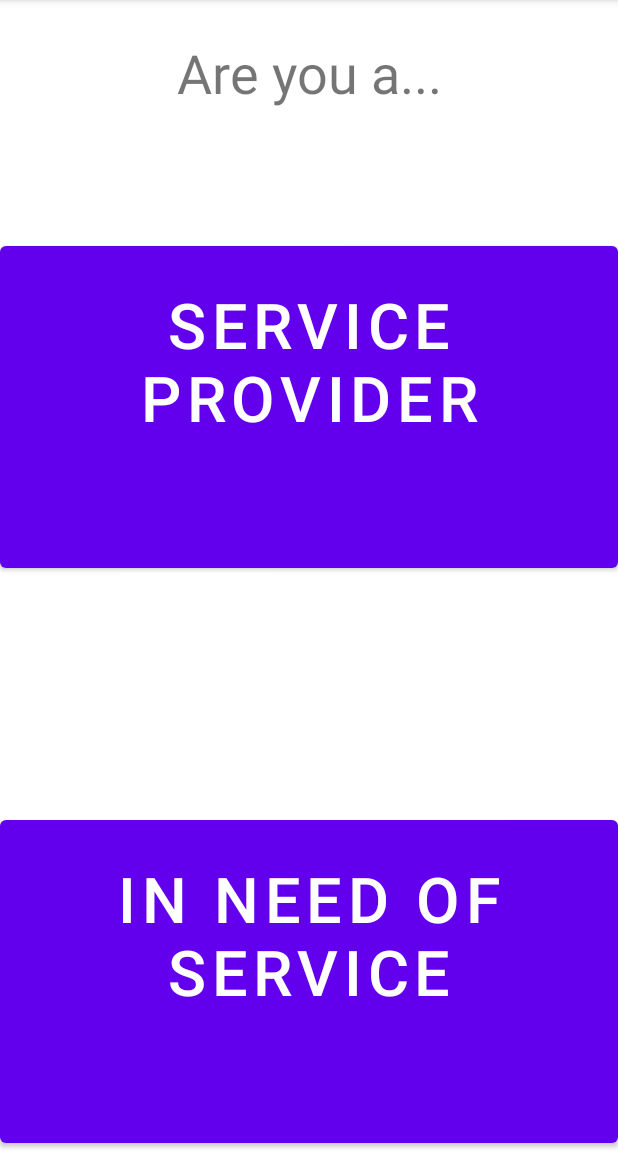
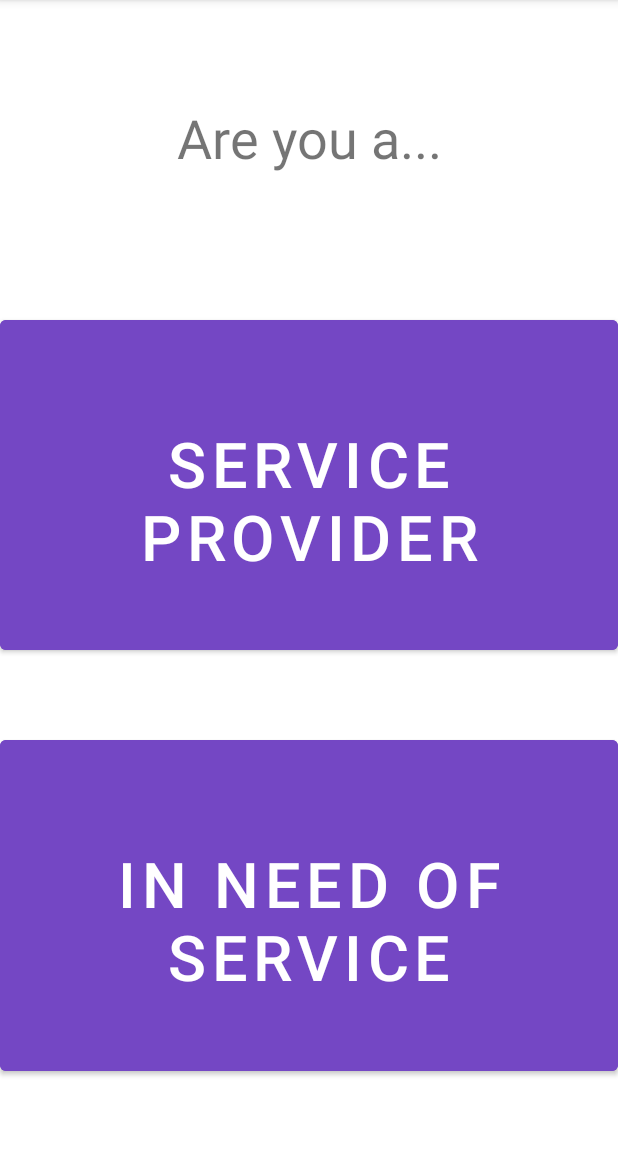
Before and after one commit to vividsky/Atlas, an Android app: the fragment UserProfileFragment placed in its activity, on a phone screen of 412 x 824 dp, the part 84-1236 px from its top. Run offline under Robolectric (Android 15) with nearby library versions, the phone set to English and light mode, and no system bars; our stand-ins replace Firebase (no records; nobody signed in at launch, a user with empty details on screens opened directly).

Commit message:
change user_profile layout

```diff
--- a/Atlas/app/src/main/java/com/example/atlas/authentication/UserProfileFragment.java
+++ b/Atlas/app/src/main/java/com/example/atlas/authentication/UserProfileFragment.java
@@ -13,6 +13,7 @@ import android.view.LayoutInflater;
 import android.view.View;
 import android.view.ViewGroup;
 import android.widget.Button;
+import android.widget.ProgressBar;
 import android.widget.Toast;
 
 import com.example.atlas.MainActivity;
@@ -106,6 +107,9 @@ public class UserProfileFragment extends Fragment {
 
     private void makeUserReceiverCollection() {
 
+        ProgressBar progressBar = (ProgressBar) getView().findViewById(R.id.pb_progressbar_in_profile_fragment);
+        progressBar.setVisibility(View.VISIBLE);
+
         firebaseAuth = FirebaseAuth.getInstance();
         firebaseFirestore = FirebaseFirestore.getInstance();
 
@@ -123,6 +127,7 @@ public class UserProfileFragment extends Fragment {
                             .document(firebaseAuth.getCurrentUser().getUid())
                             .set(new ServiceReceiverModel(servicesSelected, user))
                             .addOnCompleteListener(task2 -> {
+                                progressBar.setVisibility(View.GONE);
                                 if (task2.isSuccessful()) {
                                     Toast.makeText(getContext(), "Service Receiver details saved successfully.", Toast.LENGTH_LONG).show();
 
--- a/Atlas/app/src/main/res/layout/fragment_user_profile.xml
+++ b/Atlas/app/src/main/res/layout/fragment_user_profile.xml
@@ -1,7 +1,5 @@
 <?xml version="1.0" encoding="utf-8"?>
-<LinearLayout
-    xmlns:android="http://schemas.android.com/apk/res/android"
-    xmlns:app="http://schemas.android.com/apk/res-auto"
+<LinearLayout xmlns:android="http://schemas.android.com/apk/res/android"
     xmlns:tools="http://schemas.android.com/tools"
     android:layout_width="match_parent"
     android:layout_height="match_parent"
@@ -9,34 +7,52 @@
     tools:context=".authentication.UserProfileFragment">
 
     <TextView
-        android:padding="24dp"
-        android:layout_weight="1"
         android:layout_width="match_parent"
         android:layout_height="wrap_content"
+        android:layout_weight="1"
+        android:gravity="center"
+        android:paddingStart="24dp"
+        android:paddingTop="24dp"
+        android:paddingEnd="24dp"
         android:text="Are you a..."
-        android:textSize="36sp"
-        android:gravity="center_horizontal"/>
+        android:textSize="36sp" />
 
     <Button
-        android:padding="24dp"
         android:id="@+id/b_profile_type_sp"
         android:layout_width="match_parent"
         android:layout_height="wrap_content"
-        android:layout_marginBottom="156dp"
+        android:layout_gravity="center"
+        android:layout_marginTop="48dp"
+        android:layout_marginBottom="48dp"
+        android:layout_weight="1"
+        android:backgroundTint="#7447C4"
+        android:paddingStart="24dp"
+        android:paddingTop="24dp"
+        android:paddingEnd="24dp"
         android:text="Service Provider"
-        android:textSize="42sp"
-        android:gravity="center_horizontal"
-        android:layout_weight="1"/>
+        android:textSize="42sp" />
+
+    <ProgressBar
+        android:id="@+id/pb_progressbar_in_profile_fragment"
+        android:layout_width="wrap_content"
+        android:layout_height="wrap_content"
+        android:layout_gravity="center"
+        android:layout_marginBottom="20dp"
+        android:visibility="gone" />
 
     <Button
-        android:padding="24dp"
         android:id="@+id/b_profile_type_sin"
         android:layout_width="match_parent"
         android:layout_height="wrap_content"
+        android:layout_gravity="center"
+        android:layout_marginBottom="48dp"
+        android:layout_weight="1"
+        android:backgroundTint="#7447C4"
+        android:paddingStart="24dp"
+        android:paddingTop="24dp"
+        android:paddingEnd="24dp"
         android:text="In need of Service"
-        android:textSize="42sp"
-        android:gravity="center_horizontal"
-        android:layout_weight="1"/>
+        android:textSize="42sp" />
 
 
 </LinearLayout>
```
